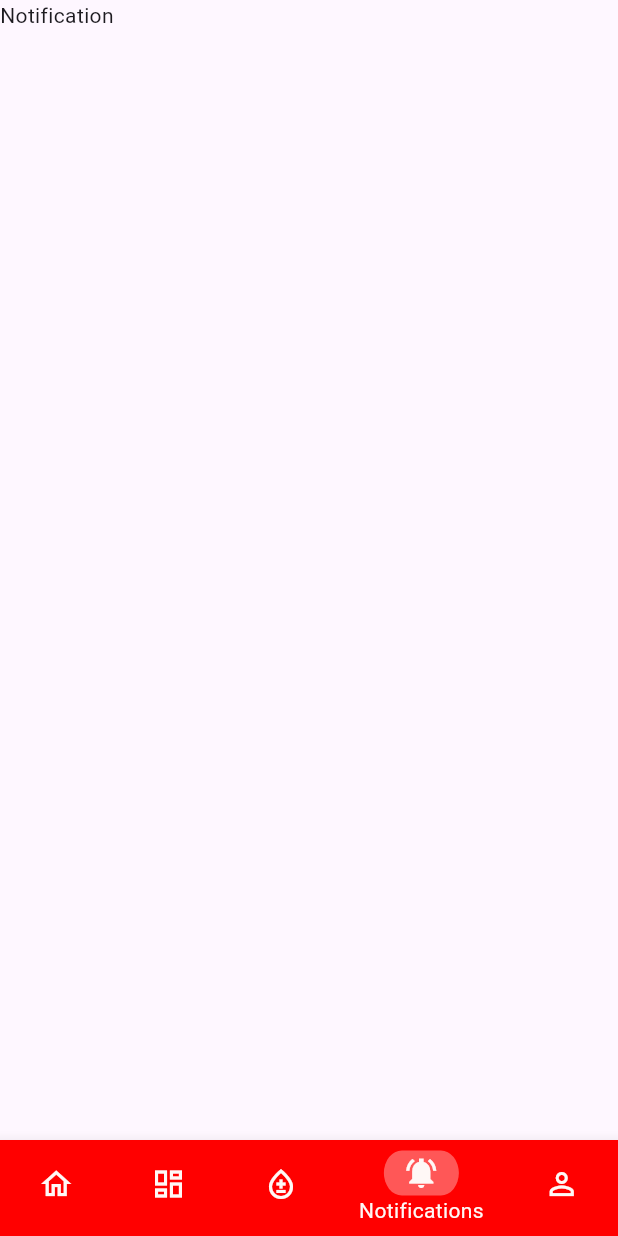
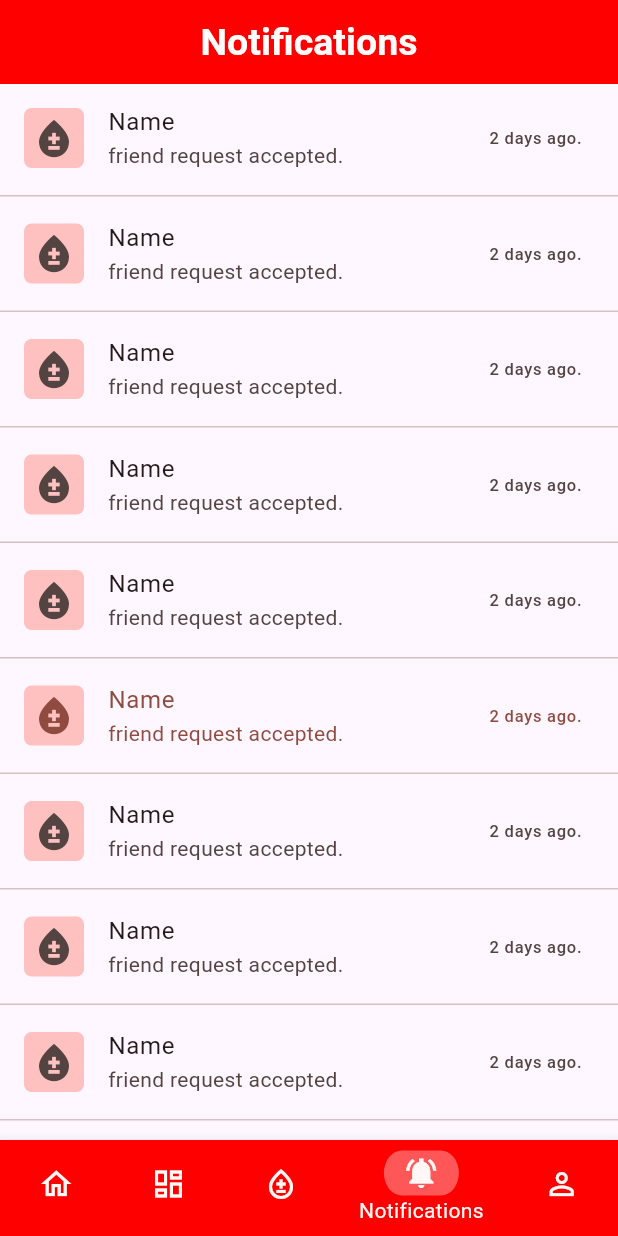
Before and after one commit to partho-debnath/donate-blood-flutter, a Flutter app: the screen it shows after launch, item 4 of the bottom bar chosen, on a phone screen of 412 x 824 dp. Run offline on Flutter 3.47's test engine with Material 3 defaults, Android fonts, the phone set to English and light mode, and no system bars; our stand-ins replace get, image_picker, intl_phone_field, location, pin_code_fields; network calls fail.

Commit message:
added Notification Screen

```diff
--- a/lib/presentation/ui/screens/main_screens.dart
+++ b/lib/presentation/ui/screens/main_screens.dart
@@ -6,6 +6,7 @@ import 'package:flutter/material.dart';
 import './home_screen.dart';
 import './dashboard_screen.dart';
 import './ask_blood_screen.dart';
+import 'notification_screen.dart';
 
 class MainScreen extends StatefulWidget {
   static const String routeName = '/main-screen/';
@@ -25,7 +26,7 @@ class _MainScreenState extends State<MainScreen> {
       const HomeScreen(),
       const DashboardScreen(),
       const AskBloodScreen(),
-      Text('Notification'),
+      const NotificationScreen(),
       Text('Profile'),
     ];
     return Scaffold(
--- /dev/null
+++ b/lib/presentation/ui/screens/notification_screen.dart
@@ -0,0 +1,48 @@
+import 'package:blooddonate/applications/app_colors.dart';
+import 'package:flutter/material.dart';
+
+class NotificationScreen extends StatefulWidget {
+  static const String routeName = '/main-screen/';
+  const NotificationScreen({super.key});
+
+  @override
+  State<NotificationScreen> createState() => _NotificationScreenState();
+}
+
+class _NotificationScreenState extends State<NotificationScreen> {
+  @override
+  Widget build(BuildContext context) {
+    return Scaffold(
+      appBar: AppBar(
+        centerTitle: true,
+        title: const Text('Notifications'),
+      ),
+      body: ListView.separated(
+        itemBuilder: (context, index) {
+          return ListTile(
+            selected: index == 5,
+            leading: Container(
+              height: 40,
+              width: 40,
+              decoration: BoxDecoration(
+                borderRadius: BorderRadius.circular(5),
+                color: AppColor.colorSwatch[200],
+              ),
+              child: const Icon(
+                Icons.bloodtype,
+                size: 30,
+              ),
+            ),
+            title: const Text('Name'),
+            subtitle: const Text('friend request accepted.'),
+            trailing: const Text('2 days ago.'),
+          );
+        },
+        separatorBuilder: (context, index) => const Divider(
+          height: 5,
+        ),
+        itemCount: 10,
+      ),
+    );
+  }
+}
```
